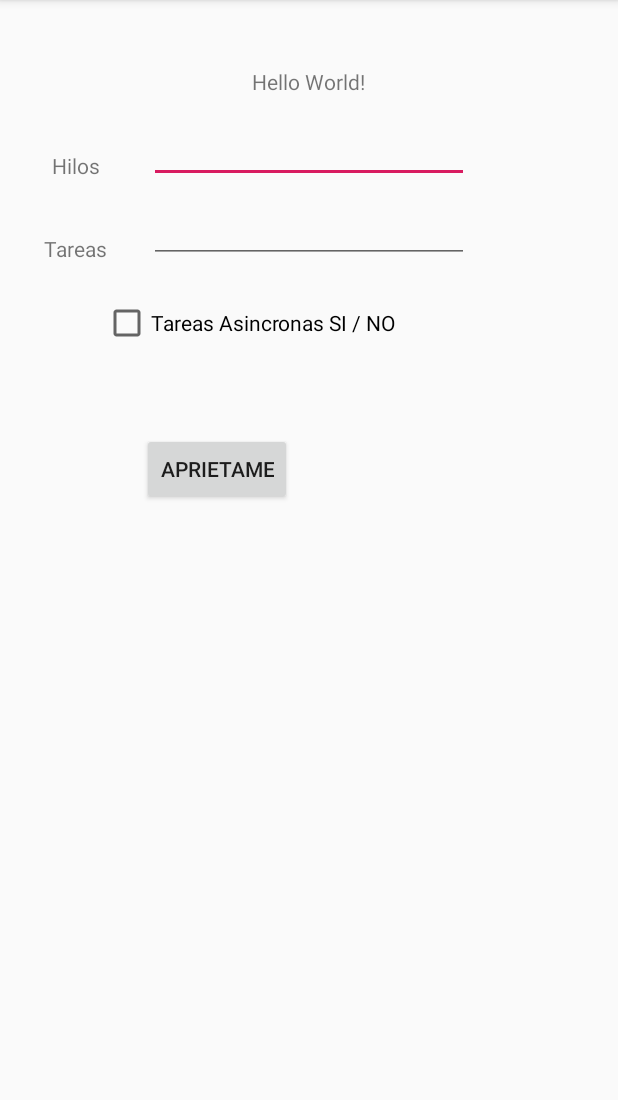
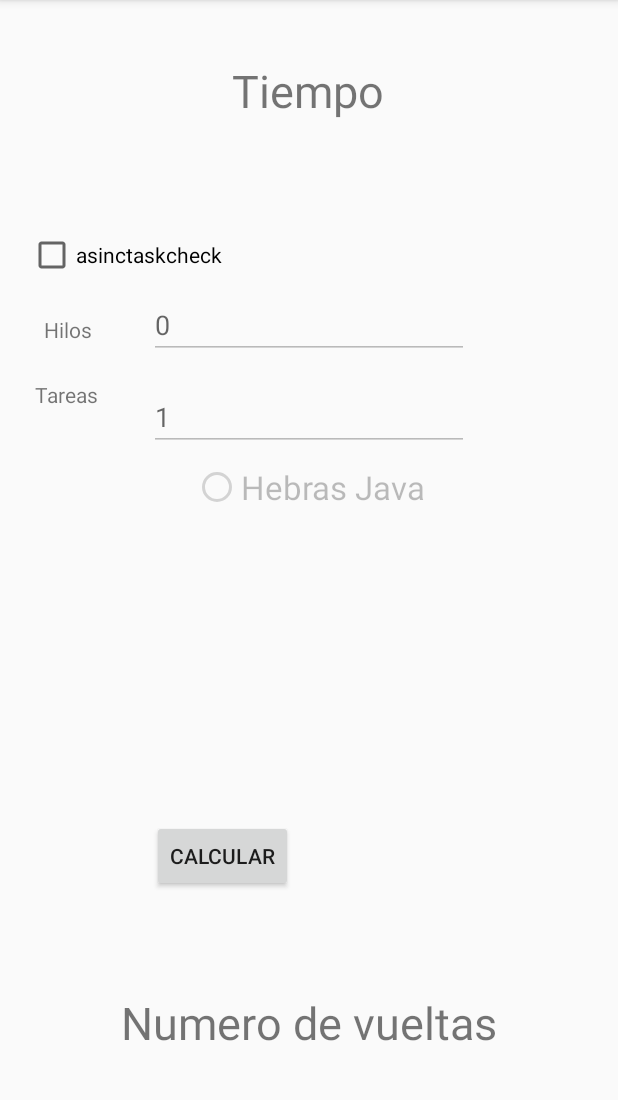
Before and after one commit to juanrdzbaeza/MyNativeApplication, an Android app: the screen it shows after launch (MainActivity), on a phone screen of 412 x 824 dp, the part 84-1184 px from its top. Run offline under Robolectric (Android 15) with nearby library versions, the phone set to English and light mode, and no system bars; 1 statement that could not run was skipped.

Commit message:
empiezo justo despues de meter el tema de las hebras habilitandolo cuando se seleccionen las tareas asincronas

```diff
--- a/app/src/main/java/com/juanrdzbaeza/mynativeapplication/MainActivity.java
+++ b/app/src/main/java/com/juanrdzbaeza/mynativeapplication/MainActivity.java
@@ -8,6 +8,7 @@ import android.view.View;
 import android.widget.Button;
 import android.widget.CheckBox;
 import android.widget.EditText;
+import android.widget.RadioButton;
 import android.widget.TextView;
 
 public class MainActivity extends AppCompatActivity {
@@ -15,15 +16,11 @@ public class MainActivity extends AppCompatActivity {
 
   Button calculate_button;
   CheckBox asyncTaskBox;
+  RadioButton threadsButton;
   String calculating = "Calculating...";
-  TextView tv;
-  TextView ya;
-  TextView nv;
-  EditText hilos;
-  EditText tareas;
-  Integer nHilos;
-  Integer nTareas;
-  Integer nVuelta = 0;
+  TextView tv, nv;
+  EditText hilos, tareas;
+  Integer nHilos, nTareas, nVuelta = 0;
 
   double tiempoInicio, tiempoFin, tiempoTotal;
 
@@ -45,15 +42,36 @@ public class MainActivity extends AppCompatActivity {
     super.onCreate(savedInstanceState);
     setContentView(R.layout.activity_main);
 
-
+    threadsButton       = (RadioButton)findViewById(R.id.javathreadradiobutton);
     asyncTaskBox        = (CheckBox)findViewById(R.id.asinc);
     calculate_button    = (Button)findViewById(R.id.button);
     tv                  = (TextView)findViewById(R.id.sample_text);
-    ya                  = (TextView)findViewById(R.id.ya);
     nv                  = (TextView)findViewById(R.id.nv);
     hilos               = (EditText)findViewById(R.id.hilostext);
     tareas              = (EditText)findViewById((R.id.tareastext));
     nVuelta = 0;
+
+    // No se desea lanzar hebras si no está activa la tarea asíncrona.
+    threadsButton.setEnabled(false);
+    hilos.setEnabled(false);
+    tareas.setEnabled(false);
+
+    // Habilitar las hebras Java solo cuando se active tarea asincrona
+    asyncTaskBox.setOnClickListener(new View.OnClickListener() {
+      @Override
+      public void onClick(View v) {
+        if(asyncTaskBox.isChecked()) {
+          threadsButton.setEnabled(true);
+          hilos.setEnabled(true);
+          tareas.setEnabled(true);
+        }
+        else {
+          threadsButton.setEnabled(false);
+          hilos.setEnabled(false);
+          tareas.setEnabled(false);
+        }
+      }
+    });
 
     calculate_button.setOnClickListener(new View.OnClickListener() {
       @Override
@@ -62,7 +80,6 @@ public class MainActivity extends AppCompatActivity {
         nv.setText(calculating);
         tv.setTextColor(Color.GRAY);
         nv.setTextColor(Color.GRAY);
-        ya.setVisibility(View.INVISIBLE);
         // Ejemplo de la llamada a un método nativo
 
         if (hilos.getText().toString().matches("")) {
@@ -90,7 +107,6 @@ public class MainActivity extends AppCompatActivity {
           nv.setText(String.valueOf(nVuelta));
           nv.setTextColor(Color.BLUE);
           nVuelta = 0;
-          ya.setVisibility(View.VISIBLE);
 
         } else {  // lanzar tarea asincrona para hacer el trabajo
           new myAsyncTask().execute();
@@ -164,7 +180,6 @@ public class MainActivity extends AppCompatActivity {
       tv.setTextColor(Color.RED);
       nv.setText(String.valueOf(nVuelta));
       nVuelta = 0;
-      ya.setVisibility(View.VISIBLE);
     }
   }
 }
--- a/app/src/main/res/layout-v26/activity_main.xml
+++ b/app/src/main/res/layout-v26/activity_main.xml
@@ -8,13 +8,14 @@
 
     <TextView
         android:id="@+id/sample_text"
-        android:layout_width="380dp"
-        android:layout_height="24dp"
+        android:layout_width="378dp"
+        android:layout_height="106dp"
         android:layout_marginStart="8dp"
         android:layout_marginEnd="8dp"
         android:layout_marginBottom="8dp"
-        android:text="Hello World!"
+        android:text="Tiempo"
         android:textAlignment="center"
+        android:textSize="30sp"
         app:layout_constraintBottom_toBottomOf="parent"
         app:layout_constraintEnd_toEndOf="parent"
         app:layout_constraintHorizontal_bias="0.466"
@@ -30,44 +31,26 @@
         android:layout_marginTop="8dp"
         android:layout_marginEnd="8dp"
         android:layout_marginBottom="8dp"
-        android:text="APRIETAME"
+        android:text="CALCULAR"
         app:layout_constraintBottom_toBottomOf="parent"
         app:layout_constraintEnd_toEndOf="parent"
-        app:layout_constraintHorizontal_bias="0.293"
+        app:layout_constraintHorizontal_bias="0.31"
         app:layout_constraintStart_toStartOf="parent"
-        app:layout_constraintTop_toBottomOf="@+id/asinc"
-        app:layout_constraintVertical_bias="0.105" />
+        app:layout_constraintTop_toBottomOf="@+id/radioGroup" />
 
     <CheckBox
         android:id="@+id/asinc"
         android:layout_width="wrap_content"
         android:layout_height="wrap_content"
         android:layout_marginStart="8dp"
-        android:layout_marginTop="24dp"
-        android:layout_marginEnd="8dp"
-        android:text="@string/checkbox"
-        app:layout_constraintEnd_toEndOf="parent"
-        app:layout_constraintHorizontal_bias="0.301"
-        app:layout_constraintStart_toStartOf="parent"
-        app:layout_constraintTop_toBottomOf="@+id/tareastext" />
-
-    <TextView
-        android:id="@+id/ya"
-        android:layout_width="wrap_content"
-        android:layout_height="wrap_content"
-        android:layout_marginStart="8dp"
         android:layout_marginTop="8dp"
         android:layout_marginEnd="8dp"
-        android:layout_marginBottom="8dp"
-        android:text="@string/ya"
-        android:textColor="#FF9800"
-        android:visibility="invisible"
-        app:layout_constraintBottom_toBottomOf="parent"
+        android:text="asinctaskcheck"
         app:layout_constraintEnd_toEndOf="parent"
-        app:layout_constraintHorizontal_bias="0.39"
-        app:layout_constraintStart_toEndOf="@+id/button"
-        app:layout_constraintTop_toBottomOf="@+id/asinc"
-        app:layout_constraintVertical_bias="0.132" />
+        app:layout_constraintHorizontal_bias="0.04"
+        app:layout_constraintStart_toStartOf="parent"
+        app:layout_constraintTop_toBottomOf="@+id/sample_text" />
+
 
     <EditText
         android:id="@+id/hilostext"
@@ -76,21 +59,23 @@
         android:layout_marginStart="8dp"
         android:layout_marginTop="8dp"
         android:layout_marginEnd="8dp"
+        android:autofillHints=""
         android:ems="10"
+        android:hint="0"
         android:inputType="number"
         app:layout_constraintEnd_toEndOf="parent"
         app:layout_constraintStart_toStartOf="parent"
-        app:layout_constraintTop_toBottomOf="@+id/sample_text"
-        android:autofillHints="" />
+        app:layout_constraintTop_toBottomOf="@+id/asinc" />
 
     <EditText
         android:id="@+id/tareastext"
         android:layout_width="wrap_content"
         android:layout_height="wrap_content"
         android:layout_marginStart="8dp"
-        android:layout_marginTop="8dp"
+        android:layout_marginTop="16dp"
         android:layout_marginEnd="8dp"
         android:ems="10"
+        android:hint="1"
         android:inputType="number"
         app:layout_constraintEnd_toEndOf="parent"
         app:layout_constraintStart_toStartOf="parent"
@@ -102,11 +87,11 @@
         android:layout_width="wrap_content"
         android:layout_height="wrap_content"
         android:layout_marginStart="8dp"
-        android:layout_marginTop="24dp"
+        android:layout_marginTop="16dp"
         android:layout_marginEnd="8dp"
-        android:text="@string/hilos"
+        android:text="Hilos"
         app:layout_constraintEnd_toStartOf="@+id/hilostext"
-        app:layout_constraintHorizontal_bias="0.521"
+        app:layout_constraintHorizontal_bias="0.411"
         app:layout_constraintStart_toStartOf="parent"
         app:layout_constraintTop_toTopOf="@+id/hilostext" />
 
@@ -115,12 +100,59 @@
         android:layout_width="wrap_content"
         android:layout_height="wrap_content"
         android:layout_marginStart="8dp"
-        android:layout_marginTop="36dp"
+        android:layout_marginTop="24dp"
         android:layout_marginEnd="8dp"
-        android:text="@string/tareas"
+        android:text="Tareas"
         app:layout_constraintEnd_toStartOf="@+id/tareastext"
-        app:layout_constraintHorizontal_bias="0.521"
+        app:layout_constraintHorizontal_bias="0.375"
         app:layout_constraintStart_toStartOf="parent"
         app:layout_constraintTop_toBottomOf="@+id/textView2" />
 
+    <TextView
+        android:id="@+id/nv"
+        android:layout_width="wrap_content"
+        android:layout_height="wrap_content"
+        android:layout_marginStart="8dp"
+        android:layout_marginTop="8dp"
+        android:layout_marginEnd="8dp"
+        android:layout_marginBottom="8dp"
+        android:text="Numero de vueltas"
+        android:textSize="30sp"
+        app:layout_constraintBottom_toBottomOf="parent"
+        app:layout_constraintEnd_toEndOf="parent"
+        app:layout_constraintStart_toStartOf="parent"
+        app:layout_constraintTop_toBottomOf="@+id/button" />
+
+    <RadioGroup
+        android:id="@+id/radioGroup"
+        android:layout_width="wrap_content"
+        android:layout_height="wrap_content"
+        android:layout_marginStart="8dp"
+        android:layout_marginTop="8dp"
+        android:layout_marginEnd="8dp"
+        app:layout_constraintEnd_toEndOf="parent"
+        app:layout_constraintStart_toStartOf="parent"
+        app:layout_constraintTop_toBottomOf="@+id/tareastext">
+
+        <RadioButton
+            android:id="@+id/javathreadradiobutton"
+            android:layout_width="wrap_content"
+            android:layout_height="wrap_content"
+            android:layout_weight="1"
+            android:text="Hebras Java"
+            android:textSize="22sp"
+            android:visibility="visible" />
+
+        <RadioButton
+            android:id="@+id/javathreadradiobutto"
+            android:layout_width="wrap_content"
+            android:layout_height="wrap_content"
+            android:layout_weight="1"
+            android:text="Hebras Java"
+            android:textSize="22sp"
+            android:visibility="invisible" />
+    </RadioGroup>
+
+
+
 </android.support.constraint.ConstraintLayout>
--- a/app/src/main/res/layout/activity_main.xml
+++ b/app/src/main/res/layout/activity_main.xml
@@ -13,7 +13,7 @@
         android:layout_marginStart="8dp"
         android:layout_marginEnd="8dp"
         android:layout_marginBottom="8dp"
-        android:text="Tiempo"
+        android:text="@string/tiempo"
         android:textAlignment="center"
         android:textSize="30sp"
         app:layout_constraintBottom_toBottomOf="parent"
@@ -31,44 +31,26 @@
         android:layout_marginTop="8dp"
         android:layout_marginEnd="8dp"
         android:layout_marginBottom="8dp"
-        android:text="@string/aprietame"
+        android:text="@string/calcular"
         app:layout_constraintBottom_toBottomOf="parent"
         app:layout_constraintEnd_toEndOf="parent"
         app:layout_constraintHorizontal_bias="0.31"
         app:layout_constraintStart_toStartOf="parent"
-        app:layout_constraintTop_toBottomOf="@+id/asinc"
-        app:layout_constraintVertical_bias="0.29" />
+        app:layout_constraintTop_toBottomOf="@+id/radioGroup" />
 
     <CheckBox
         android:id="@+id/asinc"
         android:layout_width="wrap_content"
         android:layout_height="wrap_content"
         android:layout_marginStart="8dp"
-        android:layout_marginTop="24dp"
-        android:layout_marginEnd="8dp"
-        android:text="@string/checkbox"
-        app:layout_constraintEnd_toEndOf="parent"
-        app:layout_constraintHorizontal_bias="0.301"
-        app:layout_constraintStart_toStartOf="parent"
-        app:layout_constraintTop_toBottomOf="@+id/tareastext" />
-
-    <TextView
-        android:id="@+id/ya"
-        android:layout_width="wrap_content"
-        android:layout_height="wrap_content"
-        android:layout_marginStart="8dp"
         android:layout_marginTop="8dp"
         android:layout_marginEnd="8dp"
-        android:layout_marginBottom="8dp"
-        android:text="@string/ya"
-        android:textColor="#FF9800"
-        android:visibility="invisible"
-        app:layout_constraintBottom_toBottomOf="parent"
+        android:text="@string/asinctaskcheck"
         app:layout_constraintEnd_toEndOf="parent"
-        app:layout_constraintHorizontal_bias="0.503"
-        app:layout_constraintStart_toEndOf="@+id/button"
-        app:layout_constraintTop_toBottomOf="@+id/asinc"
-        app:layout_constraintVertical_bias="0.307" />
+        app:layout_constraintHorizontal_bias="0.04"
+        app:layout_constraintStart_toStartOf="parent"
+        app:layout_constraintTop_toBottomOf="@+id/sample_text" />
+
 
     <EditText
         android:id="@+id/hilostext"
@@ -79,36 +61,37 @@
         android:layout_marginEnd="8dp"
         android:autofillHints=""
         android:ems="10"
-        android:hint="0"
+        android:hint="@string/_0"
         android:inputType="number"
         app:layout_constraintEnd_toEndOf="parent"
         app:layout_constraintStart_toStartOf="parent"
-        app:layout_constraintTop_toBottomOf="@+id/sample_text" />
+        app:layout_constraintTop_toBottomOf="@+id/asinc" />
 
     <EditText
         android:id="@+id/tareastext"
         android:layout_width="wrap_content"
         android:layout_height="wrap_content"
         android:layout_marginStart="8dp"
-        android:layout_marginTop="8dp"
+        android:layout_marginTop="16dp"
         android:layout_marginEnd="8dp"
         android:ems="10"
-        android:hint="1"
+        android:hint="@string/_1"
         android:inputType="number"
         app:layout_constraintEnd_toEndOf="parent"
         app:layout_constraintStart_toStartOf="parent"
-        app:layout_constraintTop_toBottomOf="@+id/hilostext" />
+        app:layout_constraintTop_toBottomOf="@+id/hilostext"
+        android:autofillHints="" />
 
     <TextView
         android:id="@+id/textView2"
         android:layout_width="wrap_content"
         android:layout_height="wrap_content"
         android:layout_marginStart="8dp"
-        android:layout_marginTop="24dp"
+        android:layout_marginTop="16dp"
         android:layout_marginEnd="8dp"
-        android:text="Hilos"
+        android:text="@string/hilos"
         app:layout_constraintEnd_toStartOf="@+id/hilostext"
-        app:layout_constraintHorizontal_bias="0.521"
+        app:layout_constraintHorizontal_bias="0.411"
         app:layout_constraintStart_toStartOf="parent"
         app:layout_constraintTop_toTopOf="@+id/hilostext" />
 
@@ -117,11 +100,11 @@
         android:layout_width="wrap_content"
         android:layout_height="wrap_content"
         android:layout_marginStart="8dp"
-        android:layout_marginTop="36dp"
+        android:layout_marginTop="24dp"
         android:layout_marginEnd="8dp"
-        android:text="Tareas"
+        android:text="@string/tareas"
         app:layout_constraintEnd_toStartOf="@+id/tareastext"
-        app:layout_constraintHorizontal_bias="0.521"
+        app:layout_constraintHorizontal_bias="0.375"
         app:layout_constraintStart_toStartOf="parent"
         app:layout_constraintTop_toBottomOf="@+id/textView2" />
 
@@ -133,11 +116,43 @@
         android:layout_marginTop="8dp"
         android:layout_marginEnd="8dp"
         android:layout_marginBottom="8dp"
-        android:text="Numero de vueltas"
+        android:text="@string/numero_de_vueltas"
         android:textSize="30sp"
         app:layout_constraintBottom_toBottomOf="parent"
         app:layout_constraintEnd_toEndOf="parent"
         app:layout_constraintStart_toStartOf="parent"
         app:layout_constraintTop_toBottomOf="@+id/button" />
 
+    <RadioGroup
+        android:id="@+id/radioGroup"
+        android:layout_width="wrap_content"
+        android:layout_height="wrap_content"
+        android:layout_marginStart="8dp"
+        android:layout_marginTop="8dp"
+        android:layout_marginEnd="8dp"
+        app:layout_constraintEnd_toEndOf="parent"
+        app:layout_constraintStart_toStartOf="parent"
+        app:layout_constraintTop_toBottomOf="@+id/tareastext">
+
+        <RadioButton
+            android:id="@+id/javathreadradiobutton"
+            android:layout_width="wrap_content"
+            android:layout_height="wrap_content"
+            android:layout_weight="1"
+            android:text="@string/hebras_java"
+            android:textSize="22sp"
+            android:visibility="visible" />
+
+        <RadioButton
+            android:id="@+id/javathreadradiobutto"
+            android:layout_width="wrap_content"
+            android:layout_height="wrap_content"
+            android:layout_weight="1"
+            android:text="otracosa"
+            android:textSize="22sp"
+            android:visibility="invisible" />
+    </RadioGroup>
+
+
+
 </android.support.constraint.ConstraintLayout>
--- a/app/src/main/res/values/strings.xml
+++ b/app/src/main/res/values/strings.xml
@@ -1,11 +1,13 @@
 <resources>
     <string name="app_name">MyNativeApplication</string>
-    <string name="asinc">Tareas Asincronas SI / NO</string>
-
-    <string name="checkbox">Tareas Asincronas SI / NO</string>
-
-    <string name="ya">YA!!!!!!!!</string>
+    <string name="tiempo">Tiempo</string>
+    <string name="calcular">CALCULAR</string>
+    <string name="asinctaskcheck">asinctaskcheck</string>
+    <string name="_0">0</string>
+    <string name="_1">1</string>
     <string name="hilos">Hilos</string>
     <string name="tareas">Tareas</string>
-    <string name="aprietame">APRIETAME</string>
+    <string name="numero_de_vueltas">Numero de vueltas</string>
+    <string name="hebras_java">Hebras Java</string>
+
 </resources>
```
